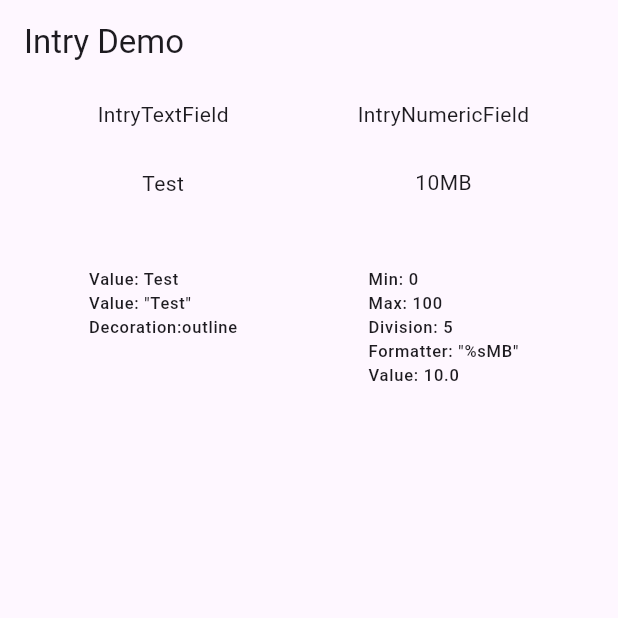
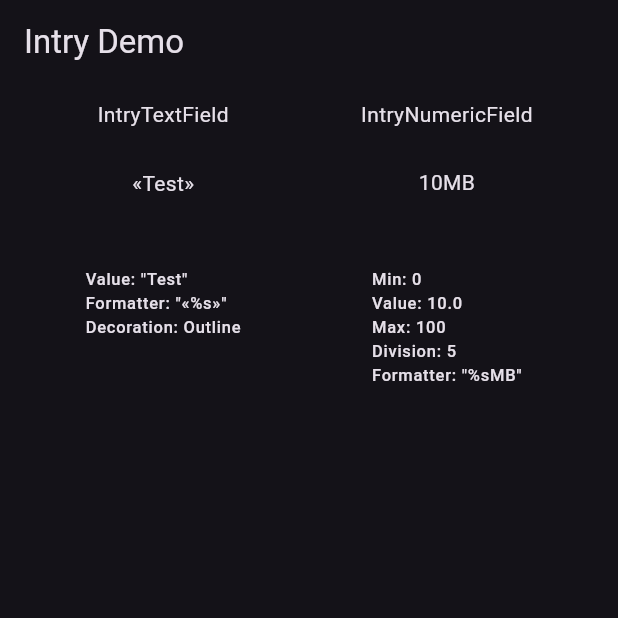
Before and after one commit to manjav/intry, a Flutter app: the screen it shows after launch, on a phone screen of 412 x 824 dp, the top half of it. Run offline on Flutter 3.47's test engine with Material 3 defaults, Android fonts, the phone set to English and light mode, and no system bars; missing offline and left inert: math_parser.

Commit message:
cleanups - change  default theme to dark

```diff
--- a/example/lib/main.dart
+++ b/example/lib/main.dart
@@ -13,7 +13,7 @@ class MyApp extends StatelessWidget {
   Widget build(BuildContext context) {
     return MaterialApp(
       title: 'Intry Demo',
-      theme: ThemeData.light(),
+      theme: ThemeData.dark(),
       home: const MyHomePage(title: 'Intry Demo'),
     );
   }
@@ -50,13 +50,14 @@ class _MyHomePageState extends State<MyHomePage> {
                 const SizedBox(height: 20),
                 IntryTextField(
                   value: _textValue,
+                  formatter: "«%s»",
                   decoration: IntryFieldDecoration.outline(context),
                   onChanged: (String value) =>
                       setState(() => _textValue = value),
                 ),
                 const SizedBox(height: 40),
                 Text(
-                  'Value: $_textValue\nValue: "$_textValue"\nDecoration:outline',
+                  'Value: "$_textValue"\nFormatter: "«%s»"\nDecoration: Outline',
                   style: Theme.of(context).textTheme.labelSmall,
                 ),
               ],
@@ -78,7 +79,7 @@ class _MyHomePageState extends State<MyHomePage> {
                 ),
                 const SizedBox(height: 40),
                 Text(
-                  'Min: 0\nMax: 100\nDivision: 5\nFormatter: "%sMB"\nValue: $_numericValue',
+                  'Min: 0\nValue: $_numericValue\nMax: 100\nDivision: 5\nFormatter: "%sMB"',
                   style: Theme.of(context).textTheme.labelSmall,
                 ),
               ],
```
